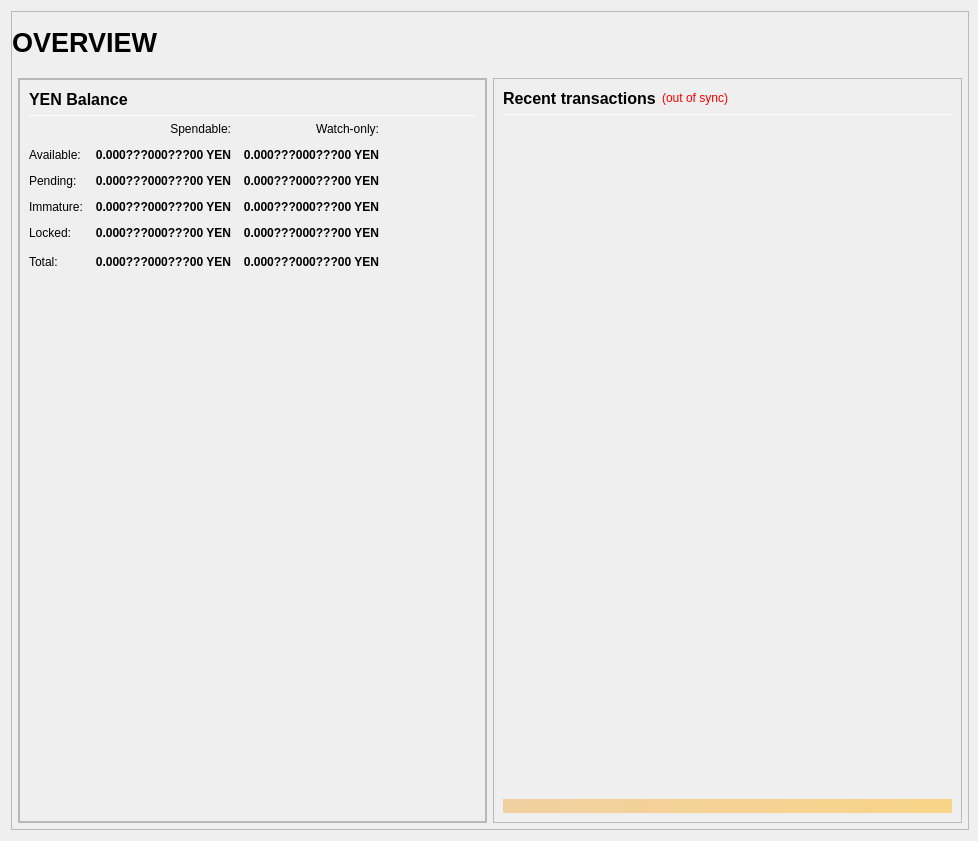
Old version of the form src/qt/forms/overviewpage.ui in the repository smartinsider/cryptoyen-classic.
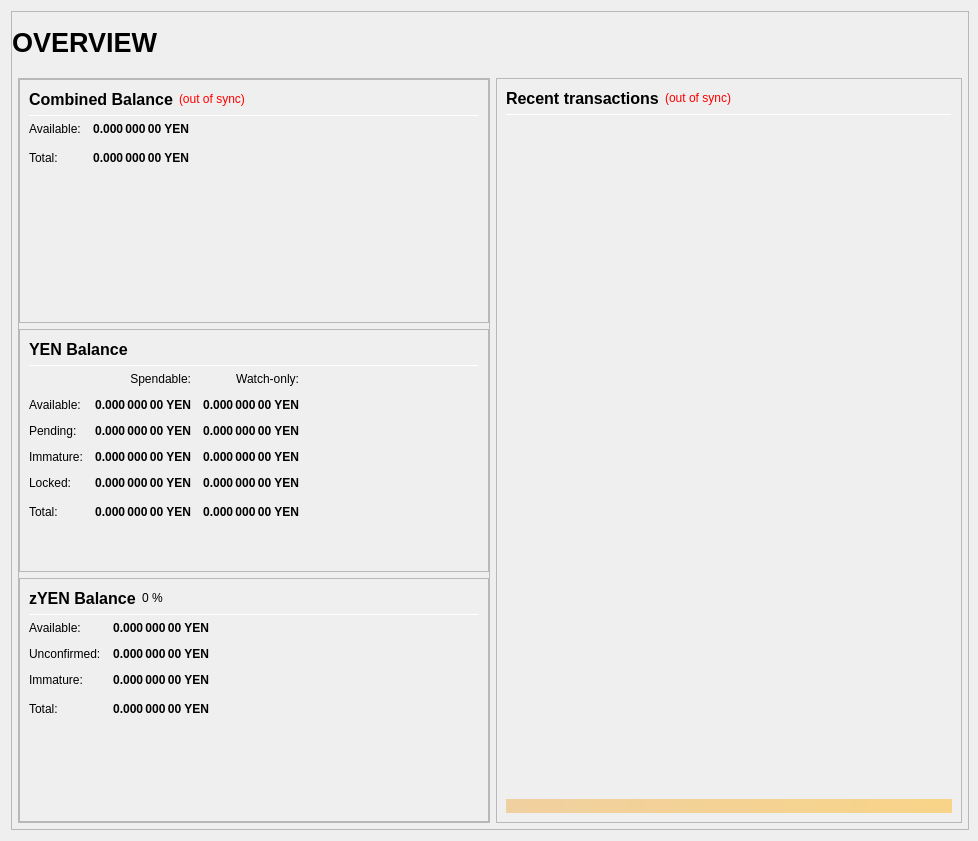
New version of the form.

```diff
--- a/src/qt/forms/overviewpage.ui
+++ b/src/qt/forms/overviewpage.ui
@@ -213,7 +213,207 @@
                   <property name="bottomMargin">
                    <number>0</number>
                   </property>
-                 <item>
+					 
+					 
+					 
+					 
+                  <item>
+                   <widget class="QFrame" name="frame_CombinedBalances">
+                    <property name="minimumSize">
+                     <size>
+                      <width>470</width>
+                      <height>0</height>
+                     </size>
+                    </property>
+                    <property name="frameShape">
+                     <enum>QFrame::StyledPanel</enum>
+                    </property>
+                    <property name="frameShadow">
+                     <enum>QFrame::Raised</enum>
+                    </property>
+                    <layout class="QVBoxLayout" name="verticalLayout_5">
+                     <item>
+                      <layout class="QHBoxLayout" name="horizontalLayout_5" stretch="0,0,0">
+                       <item>
+                        <widget class="QLabel" name="label_5z">
+                         <property name="minimumSize">
+                          <size>
+                           <width>0</width>
+                           <height>20</height>
+                          </size>
+                         </property>
+                         <property name="font">
+                          <font>
+                           <pointsize>12</pointsize>
+                           <weight>75</weight>
+                           <bold>true</bold>
+                          </font>
+                         </property>
+                         <property name="toolTip">
+                          <string>Combined Balance (including unconfirmed and immature coins)</string>
+                         </property>
+                         <property name="text">
+                          <string>Combined Balance</string>
+                         </property>
+                        </widget>
+                       </item>
+                       <item>
+                        <widget class="QLabel" name="labelWalletStatus">
+                         <property name="cursor">
+                          <cursorShape>WhatsThisCursor</cursorShape>
+                         </property>
+                         <property name="toolTip">
+                          <string>The displayed information may be out of date. Your wallet automatically synchronizes with the YEN network after a connection is established, but this process has not completed yet.</string>
+                         </property>
+                         <property name="styleSheet">
+                          <string notr="true">QLabel { color: red; }</string>
+                         </property>
+                         <property name="text">
+                          <string notr="true">(out of sync)</string>
+                         </property>
+                         <property name="alignment">
+                          <set>Qt::AlignLeading|Qt::AlignLeft|Qt::AlignVCenter</set>
+                         </property>
+                        </widget>
+                       </item>
+                       <item>
+                        <spacer name="horizontalSpacer_1">
+                         <property name="orientation">
+                          <enum>Qt::Horizontal</enum>
+                         </property>
+                         <property name="sizeHint" stdset="0">
+                          <size>
+                           <width>40</width>
+                           <height>20</height>
+                          </size>
+                         </property>
+                        </spacer>
+                       </item>
+                      </layout>
+                     </item>
+                     <item>
+                      <widget class="Line" name="line_CombinedBalance">
+                       <property name="minimumSize">
+                        <size>
+                         <width>0</width>
+                         <height>1</height>
+                        </size>
+                       </property>
+                       <property name="maximumSize">
+                        <size>
+                         <width>16777215</width>
+                         <height>1</height>
+                        </size>
+                       </property>
+                       <property name="orientation">
+                        <enum>Qt::Horizontal</enum>
+                       </property>
+                      </widget>
+                     </item>
+                     <item>
+                      <layout class="QGridLayout" name="gridLayout_3">
+                       <property name="spacing">
+                        <number>12</number>
+                       </property>
+                       <item row="1" column="0">
+                        <widget class="QLabel" name="labelBalanceTextz">
+                         <property name="text">
+                          <string>Available:</string>
+                         </property>
+                        </widget>
+                       </item>
+                       <item row="1" column="1">
+                        <widget class="QLabel" name="labelBalancez">
+                         <property name="font">
+                          <font>
+                           <weight>75</weight>
+                           <bold>true</bold>
+                          </font>
+                         </property>
+                         <property name="cursor">
+                          <cursorShape>IBeamCursor</cursorShape>
+                         </property>
+                         <property name="toolTip">
+                          <string>Your current spendable balance</string>
+                         </property>
+                         <property name="text">
+                          <string notr="true">0.000 000 00 YEN</string>
+                         </property>
+                         <property name="alignment">
+                          <set>Qt::AlignRight|Qt::AlignTrailing|Qt::AlignVCenter</set>
+                         </property>
+                         <property name="textInteractionFlags">
+                          <set>Qt::LinksAccessibleByMouse|Qt::TextSelectableByKeyboard|Qt::TextSelectableByMouse</set>
+                         </property>
+                        </widget>
+                       </item>
+                       <item row="2" column="0">
+                        <widget class="QLabel" name="labelTotalTextz">
+                         <property name="text">
+                          <string>Total:</string>
+                         </property>
+                        </widget>
+                       </item>
+                       <item row="2" column="1">
+                        <widget class="QLabel" name="labelTotalz">
+                         <property name="font">
+                          <font>
+                           <weight>75</weight>
+                           <bold>true</bold>
+                          </font>
+                         </property>
+                         <property name="cursor">
+                          <cursorShape>IBeamCursor</cursorShape>
+                         </property>
+                         <property name="toolTip">
+                          <string>Total Balance, including all unavailable coins.</string>
+                         </property>
+                         <property name="text">
+                          <string notr="true">0.000 000 00 YEN</string>
+                         </property>
+                         <property name="alignment">
+                          <set>Qt::AlignRight|Qt::AlignTrailing|Qt::AlignVCenter</set>
+                         </property>
+                         <property name="textInteractionFlags">
+                          <set>Qt::LinksAccessibleByMouse|Qt::TextSelectableByKeyboard|Qt::TextSelectableByMouse</set>
+                         </property>
+                        </widget>
+                       </item>
+                       <item row="2" column="3">
+                        <spacer name="horizontalSpacer_2">
+                         <property name="orientation">
+                          <enum>Qt::Horizontal</enum>
+                         </property>
+                         <property name="sizeHint" stdset="0">
+                          <size>
+                           <width>40</width>
+                           <height>20</height>
+                          </size>
+                         </property>
+                        </spacer>
+                       </item>
+                      </layout>
+                     </item>
+                     <item>
+                      <spacer name="verticalSpacer_1">
+                       <property name="orientation">
+                        <enum>Qt::Vertical</enum>
+                       </property>
+                       <property name="sizeHint" stdset="0">
+                        <size>
+                         <width>20</width>
+                         <height>40</height>
+                        </size>
+                       </property>
+                      </spacer>
+                     </item>
+                    </layout>
+                   </widget>
+                  </item>
+					 
+					 
+					 
+                  <item>
                    <widget class="QFrame" name="frame_Balances">
                     <property name="frameShape">
                      <enum>QFrame::StyledPanel</enum>
@@ -325,7 +525,7 @@
                           <string>Your current spendable balance</string>
                          </property>
                          <property name="text">
-                          <string notr="true">0.000???000???00 YEN</string>
+                          <string notr="true">0.000 000 00 YEN</string>
                          </property>
                          <property name="alignment">
                           <set>Qt::AlignRight|Qt::AlignTrailing|Qt::AlignVCenter</set>
@@ -350,7 +550,7 @@
                           <string>Your current balance in watch-only addresses</string>
                          </property>
                          <property name="text">
-                          <string notr="true">0.000???000???00 YEN</string>
+                          <string notr="true">0.000 000 00 YEN</string>
                          </property>
                          <property name="alignment">
                           <set>Qt::AlignRight|Qt::AlignTrailing|Qt::AlignVCenter</set>
@@ -382,7 +582,7 @@
                           <string>Total of transactions that have yet to be confirmed, and do not yet count toward the spendable balance</string>
                          </property>
                          <property name="text">
-                          <string notr="true">0.000???000???00 YEN</string>
+                          <string notr="true">0.000 000 00 YEN</string>
                          </property>
                          <property name="alignment">
                           <set>Qt::AlignRight|Qt::AlignTrailing|Qt::AlignVCenter</set>
@@ -407,7 +607,7 @@
                           <string>Unconfirmed transactions to watch-only addresses</string>
                          </property>
                          <property name="text">
-                          <string notr="true">0.000???000???00 YEN</string>
+                          <string notr="true">0.000 000 00 YEN</string>
                          </property>
                          <property name="alignment">
                           <set>Qt::AlignRight|Qt::AlignTrailing|Qt::AlignVCenter</set>
@@ -439,7 +639,7 @@
                           <string>Staked or masternode rewards that has not yet matured</string>
                          </property>
                          <property name="text">
-                          <string notr="true">0.000???000???00 YEN</string>
+                          <string notr="true">0.000 000 00 YEN</string>
                          </property>
                          <property name="alignment">
                           <set>Qt::AlignRight|Qt::AlignTrailing|Qt::AlignVCenter</set>
@@ -464,7 +664,7 @@
                           <string>Staked or masternode rewards in watch-only addresses that has not yet matured</string>
                          </property>
                          <property name="text">
-                          <string notr="true">0.000???000???00 YEN</string>
+                          <string notr="true">0.000 000 00 YEN</string>
                          </property>
                          <property name="alignment">
                           <set>Qt::AlignRight|Qt::AlignTrailing|Qt::AlignVCenter</set>
@@ -499,7 +699,7 @@
                           <string>Locked YEN or Masternode collaterals. These are excluded from zYEN minting.</string>
                          </property>
                          <property name="text">
-                          <string notr="true">0.000???000???00 YEN</string>
+                          <string notr="true">0.000 000 00 YEN</string>
                          </property>
                          <property name="alignment">
                           <set>Qt::AlignRight|Qt::AlignTrailing|Qt::AlignVCenter</set>
@@ -524,7 +724,7 @@
                           <string>Current locked balance in watch-only addresses</string>
                          </property>
                          <property name="text">
-                          <string notr="true">0.000???000???00 YEN</string>
+                          <string notr="true">0.000 000 00 YEN</string>
                          </property>
                          <property name="alignment">
                           <set>Qt::AlignRight|Qt::AlignTrailing|Qt::AlignVCenter</set>
@@ -559,7 +759,7 @@
                           <string>Your current YEN balance, unconfirmed and immature transactions included</string>
                          </property>
                          <property name="text">
-                          <string notr="true">0.000???000???00 YEN</string>
+                          <string notr="true">0.000 000 00 YEN</string>
                          </property>
                          <property name="alignment">
                           <set>Qt::AlignRight|Qt::AlignTrailing|Qt::AlignVCenter</set>
@@ -584,7 +784,7 @@
                           <string>Current total balance in watch-only addresses</string>
                          </property>
                          <property name="text">
-                          <string notr="true">0.000???000???00 YEN</string>
+                          <string notr="true">0.000 000 00 YEN</string>
                          </property>
                          <property name="alignment">
                           <set>Qt::AlignRight|Qt::AlignTrailing|Qt::AlignVCenter</set>
@@ -625,7 +825,250 @@
                     </layout>
                    </widget>
                   </item>
-                 </layout>
+                  
+					 
+					 
+				  <item>
+                   <widget class="QFrame" name="frame_ZerocoinBalances">
+                    <property name="frameShape">
+                     <enum>QFrame::StyledPanel</enum>
+                    </property>
+                    <property name="frameShadow">
+                     <enum>QFrame::Raised</enum>
+                    </property>
+                    <layout class="QVBoxLayout" name="verticalLayout_7">
+                     <item>
+                      <layout class="QHBoxLayout" name="horizontalLayout_8" stretch="0,0,0">
+                       <item>
+                        <widget class="QLabel" name="label_5z_3">
+                         <property name="minimumSize">
+                          <size>
+                           <width>0</width>
+                           <height>20</height>
+                          </size>
+                         </property>
+                         <property name="font">
+                          <font>
+                           <pointsize>12</pointsize>
+                           <weight>75</weight>
+                           <bold>true</bold>
+                          </font>
+                         </property>
+                         <property name="text">
+                          <string>zYEN Balance</string>
+                         </property>
+                        </widget>
+                       </item>
+                       <item>
+                        <widget class="QLabel" name="labelzYENPercent">
+                         <property name="text">
+                          <string notr="true">0 %</string>
+                         </property>
+                        </widget>
+                       </item>
+                       <item>
+                        <spacer name="horizontalSpacer_11">
+                         <property name="orientation">
+                          <enum>Qt::Horizontal</enum>
+                         </property>
+                         <property name="sizeHint" stdset="0">
+                          <size>
+                           <width>40</width>
+                           <height>20</height>
+                          </size>
+                         </property>
+                        </spacer>
+                       </item>
+                      </layout>
+                     </item>
+                     <item>
+                      <widget class="Line" name="line_ZerocoinBalance">
+                       <property name="minimumSize">
+                        <size>
+                         <width>0</width>
+                         <height>1</height>
+                        </size>
+                       </property>
+                       <property name="maximumSize">
+                        <size>
+                         <width>16777215</width>
+                         <height>1</height>
+                        </size>
+                       </property>
+                       <property name="orientation">
+                        <enum>Qt::Horizontal</enum>
+                       </property>
+                      </widget>
+                     </item>
+                     <item>
+                      <layout class="QGridLayout" name="gridLayout_5">
+                       <property name="spacing">
+                        <number>12</number>
+                       </property>
+                       <item row="1" column="0">
+                        <widget class="QLabel" name="labelzBalanceMatureText">
+                         <property name="toolTip">
+                          <string>Mature: more than 20 confirmation and more than 1 mint of the same denomination after it was minted.
+These zYEN are spendable.</string>
+                         </property>
+                         <property name="text">
+                          <string>Available:</string>
+                         </property>
+                        </widget>
+                       </item>
+                       <item row="1" column="1">
+                        <widget class="QLabel" name="labelzBalanceMature">
+                         <property name="font">
+                          <font>
+                           <weight>75</weight>
+                           <bold>true</bold>
+                          </font>
+                         </property>
+                         <property name="toolTip">
+                          <string>Mature: more than 20 confirmation and more than 1 mint of the same denomination after it was minted.
+These zYEN are spendable.</string>
+                         </property>
+                         <property name="text">
+                          <string notr="true">0.000 000 00 YEN</string>
+                         </property>
+                         <property name="alignment">
+                          <set>Qt::AlignRight|Qt::AlignTrailing|Qt::AlignVCenter</set>
+                         </property>
+                        </widget>
+                       </item>
+                       <item row="2" column="0">
+                        <widget class="QLabel" name="labelzBalanceUnconfirmedText">
+                         <property name="toolTip">
+                          <string>Unconfirmed: less than 20 confirmations
+Immature: confirmed, but less than 1 mint of the same denomination after it was minted</string>
+                         </property>
+                         <property name="text">
+                          <string>Unconfirmed:</string>
+                         </property>
+                        </widget>
+                       </item>
+                       <item row="2" column="1">
+                        <widget class="QLabel" name="labelzBalanceUnconfirmed">
+                         <property name="font">
+                          <font>
+                           <weight>75</weight>
+                           <bold>true</bold>
+                          </font>
+                         </property>
+                         <property name="toolTip">
+                          <string>Unconfirmed: less than 20 confirmations
+Immature: confirmed, but less than 1 mint of the same denomination after it was minted</string>
+                         </property>
+                         <property name="text">
+                          <string notr="true">0.000 000 00 YEN</string>
+                         </property>
+                         <property name="alignment">
+                          <set>Qt::AlignRight|Qt::AlignTrailing|Qt::AlignVCenter</set>
+                         </property>
+                        </widget>
+                       </item>
+                       <item row="3" column="0">
+                        <widget class="QLabel" name="labelzBalanceImmatureText">
+                         <property name="toolTip">
+                          <string>Unconfirmed: less than 20 confirmations
+Immature: confirmed, but less than 1 mint of the same denomination after it was minted</string>
+                         </property>
+                         <property name="text">
+                          <string>Immature:</string>
+                         </property>
+                        </widget>
+                       </item>
+                       <item row="3" column="1">
+                        <widget class="QLabel" name="labelzBalanceImmature">
+                         <property name="font">
+                          <font>
+                           <weight>75</weight>
+                           <bold>true</bold>
+                          </font>
+                         </property>
+                         <property name="toolTip">
+                          <string>Unconfirmed: less than 20 confirmations
+Immature: confirmed, but less than 1 mint of the same denomination after it was minted</string>
+                         </property>
+                         <property name="text">
+                          <string notr="true">0.000 000 00 YEN</string>
+                         </property>
+                         <property name="alignment">
+                          <set>Qt::AlignRight|Qt::AlignTrailing|Qt::AlignVCenter</set>
+                         </property>
+                        </widget>
+                       </item>
+                       <item row="4" column="0">
+                        <widget class="QLabel" name="labelzBalanceText">
+                         <property name="toolTip">
+                          <string>Your current zYEN balance, unconfirmed and immature zYEN included.</string>
+                         </property>
+                         <property name="text">
+                          <string>Total:</string>
+                         </property>
+                        </widget>
+                       </item>
+                       <item row="4" column="1">
+                        <widget class="QLabel" name="labelzBalance">
+                         <property name="font">
+                          <font>
+                           <weight>75</weight>
+                           <bold>true</bold>
+                          </font>
+                         </property>
+                         <property name="cursor">
+                          <cursorShape>IBeamCursor</cursorShape>
+                         </property>
+                         <property name="toolTip">
+                          <string>Your current zYEN balance, unconfirmed and immature zYEN included.</string>
+                         </property>
+                         <property name="text">
+                          <string notr="true">0.000 000 00 YEN</string>
+                         </property>
+                         <property name="alignment">
+                          <set>Qt::AlignRight|Qt::AlignTrailing|Qt::AlignVCenter</set>
+                         </property>
+                         <property name="textInteractionFlags">
+                          <set>Qt::LinksAccessibleByMouse|Qt::TextSelectableByKeyboard|Qt::TextSelectableByMouse</set>
+                         </property>
+                        </widget>
+                       </item>
+                       <item row="4" column="2">
+                        <spacer name="horizontalSpacer_4">
+                         <property name="orientation">
+                          <enum>Qt::Horizontal</enum>
+                         </property>
+                         <property name="sizeHint" stdset="0">
+                          <size>
+                           <width>40</width>
+                           <height>20</height>
+                          </size>
+                         </property>
+                        </spacer>
+                       </item>
+                      </layout>
+                     </item>
+                     <item>
+                      <spacer name="verticalSpacer_4">
+                       <property name="orientation">
+                        <enum>Qt::Vertical</enum>
+                       </property>
+                       <property name="sizeHint" stdset="0">
+                        <size>
+                         <width>20</width>
+                         <height>40</height>
+                        </size>
+                       </property>
+                      </spacer>
+                     </item>
+                    </layout>
+                   </widget>
+                  </item>
+                 
+					 
+					 
+					
+			     </layout>
                 </widget>
                </item>
               </layout>
```
Left out of the diff: 6 changed lines with no effect on the pictures.
